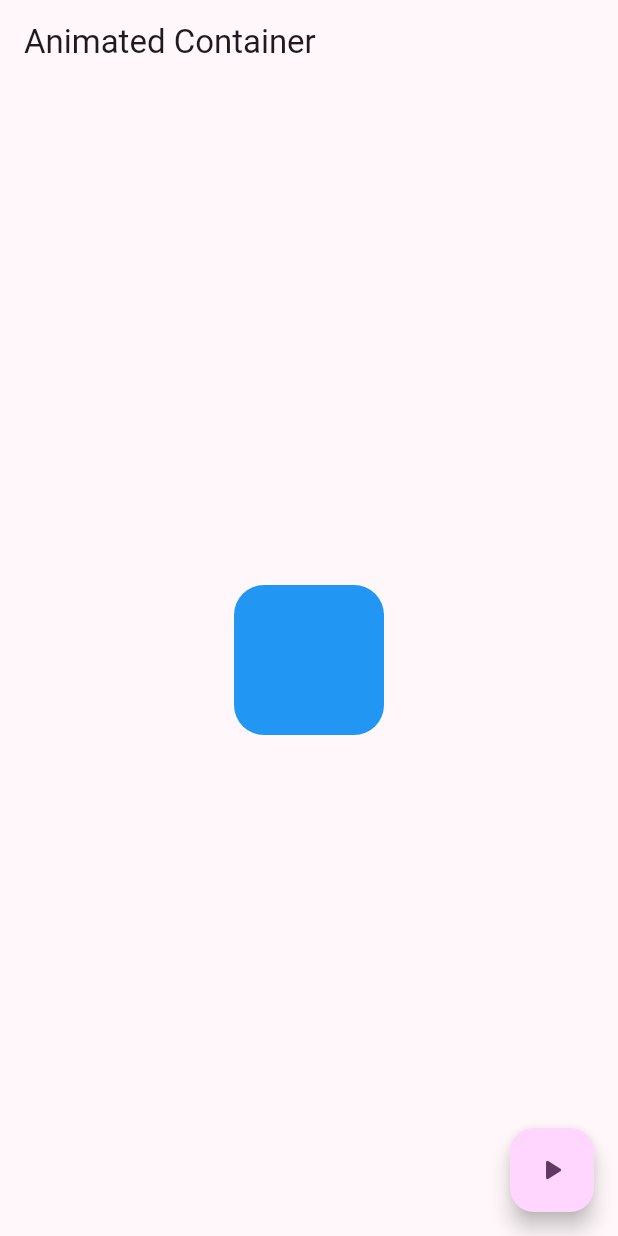
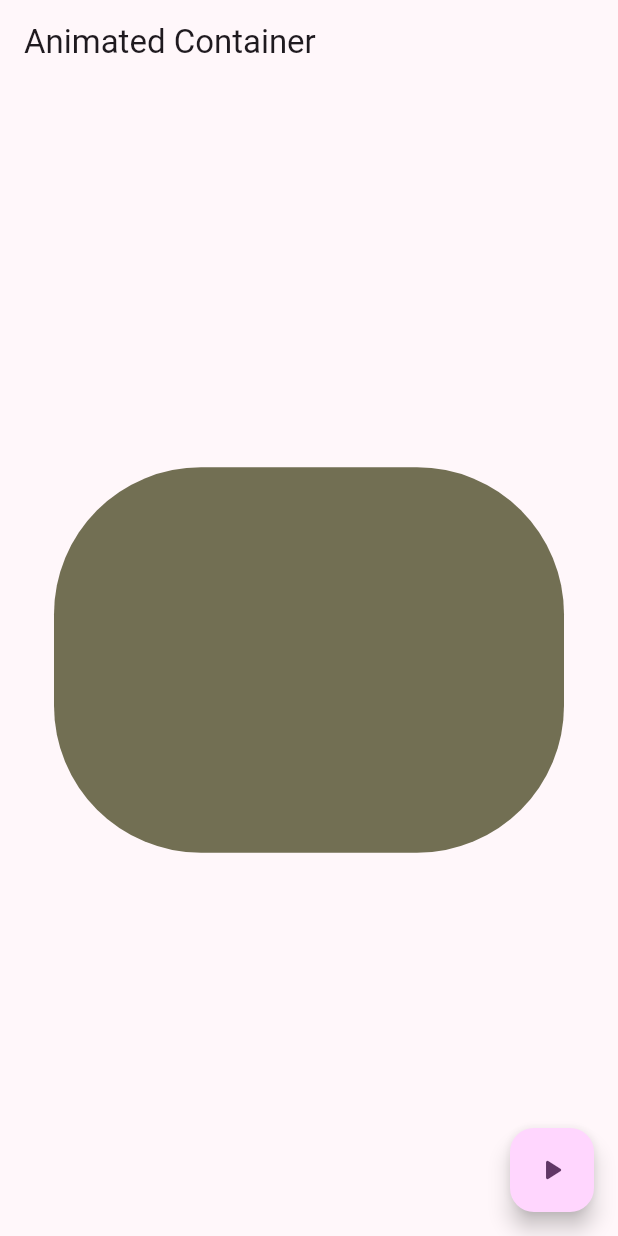
Before and after one commit to engelcituk/widgets-app, a Flutter app: the AnimatedScreen screen opened by its route, after a tap on the "play arrow" icon, on a phone screen of 412 x 824 dp. Run offline on Flutter 3.47's test engine with Material 2 defaults, Android fonts, the phone set to English and light mode, and no system bars; our stand-ins replace go_router.

Commit message:
Animar las propiedades del contenedor

```diff
--- a/lib/presentation/screens/animated/animated_screen.dart
+++ b/lib/presentation/screens/animated/animated_screen.dart
@@ -1,10 +1,40 @@
+import 'dart:math' show Random;
 import 'package:flutter/material.dart';
 
-class AnimatedScreen extends StatelessWidget {
+class AnimatedScreen extends StatefulWidget {
 
   static const String name = 'animated_screen';
 
   const AnimatedScreen({super.key});
+
+  @override
+  State<AnimatedScreen> createState() => _AnimatedScreenState();
+}
+
+class _AnimatedScreenState extends State<AnimatedScreen> {
+
+  double width = 50;
+  double height = 50;
+  Color color = Colors.indigo;
+  double borderRadius = 10.0;
+
+  void changeShape(){
+    final random = Random();
+
+    width = random.nextInt(300) + 120;
+    height = random.nextInt(300) + 120;
+    borderRadius = random.nextInt(100) + 20.0;
+    color = Color.fromRGBO(
+      random.nextInt(255), //red
+      random.nextInt(255), // green
+      random.nextInt(255),  //blue
+      1 //opacity
+    );
+
+    setState(() {
+
+    });
+  }
 
   @override
   Widget build(BuildContext context) {
@@ -16,16 +46,16 @@ class AnimatedScreen extends StatelessWidget {
         child: AnimatedContainer(
           duration: const Duration(milliseconds: 400),
           curve: Curves.easeOutCubic,
-          width: 100,
-          height: 100,
+          width: width <= 0 ? 0 : width,
+          height: height <= 0 ? 0 : height,
           decoration: BoxDecoration(
-            color: Colors.blue,
-            borderRadius: BorderRadius.circular(20)
+            color: color,
+            borderRadius: BorderRadius.circular( borderRadius < 0 ? 0 : borderRadius)
           ),
         ),
       ),
       floatingActionButton: FloatingActionButton(
-        onPressed: () {},
+        onPressed: changeShape,
         child: const Icon(Icons.play_arrow_rounded),
       ),
     );
```
